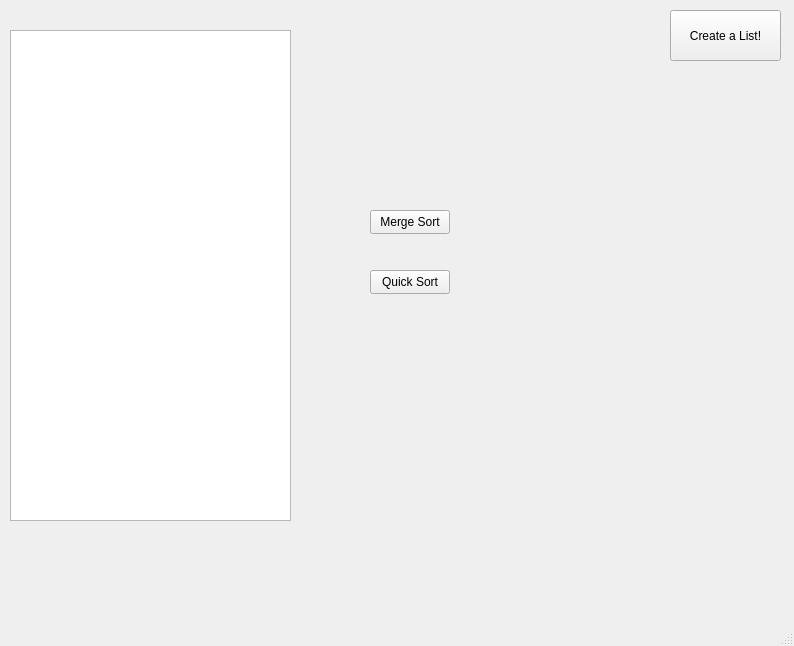
Before: the Qt Designer form cinemania.ui in Sparky626/Cinemania, drawn with Qt 5.
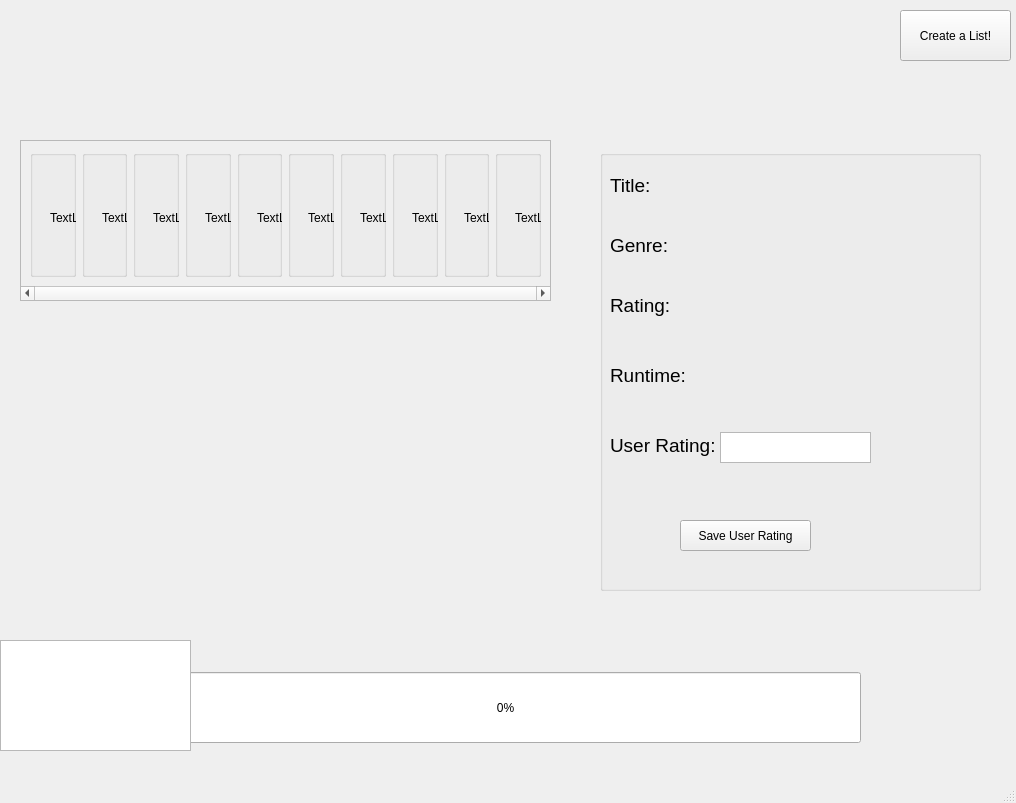
After: the same form once the commit is applied.

Commit message: Touches to the GUI separated create list and main pages

The edit to the form file:
```diff
--- a/cinemania.ui
+++ b/cinemania.ui
@@ -6,18 +6,21 @@
    <rect>
     <x>0</x>
     <y>0</y>
-    <width>794</width>
-    <height>646</height>
+    <width>1016</width>
+    <height>803</height>
    </rect>
   </property>
   <property name="windowTitle">
    <string>CineMania</string>
   </property>
+  <property name="layoutDirection">
+   <enum>Qt::LeftToRight</enum>
+  </property>
   <widget class="QWidget" name="centralwidget">
-   <widget class="QPushButton" name="pushButton">
+   <widget class="QPushButton" name="createListButton">
     <property name="geometry">
      <rect>
-      <x>670</x>
+      <x>900</x>
       <y>10</y>
       <width>111</width>
       <height>51</height>
@@ -27,47 +30,11 @@
      <string>Create a List!</string>
     </property>
    </widget>
-   <widget class="QListWidget" name="listWidget">
+   <widget class="QLabel" name="timer">
     <property name="geometry">
      <rect>
-      <x>10</x>
-      <y>30</y>
-      <width>281</width>
-      <height>491</height>
-     </rect>
-    </property>
-   </widget>
-   <widget class="QPushButton" name="pushButton_2">
-    <property name="geometry">
-     <rect>
-      <x>370</x>
-      <y>210</y>
-      <width>80</width>
-      <height>24</height>
-     </rect>
-    </property>
-    <property name="text">
-     <string>Merge Sort</string>
-    </property>
-   </widget>
-   <widget class="QPushButton" name="pushButton_3">
-    <property name="geometry">
-     <rect>
-      <x>370</x>
-      <y>270</y>
-      <width>80</width>
-      <height>24</height>
-     </rect>
-    </property>
-    <property name="text">
-     <string>Quick Sort</string>
-    </property>
-   </widget>
-   <widget class="QLabel" name="label_2">
-    <property name="geometry">
-     <rect>
-      <x>338</x>
-      <y>105</y>
+      <x>620</x>
+      <y>670</y>
       <width>221</width>
       <height>51</height>
      </rect>
@@ -81,6 +48,488 @@
      <string/>
     </property>
    </widget>
+   <widget class="QLabel" name="logo_label">
+    <property name="geometry">
+     <rect>
+      <x>330</x>
+      <y>0</y>
+      <width>351</width>
+      <height>131</height>
+     </rect>
+    </property>
+    <property name="text">
+     <string/>
+    </property>
+   </widget>
+   <widget class="QProgressBar" name="progressBar">
+    <property name="geometry">
+     <rect>
+      <x>150</x>
+      <y>672</y>
+      <width>711</width>
+      <height>71</height>
+     </rect>
+    </property>
+    <property name="value">
+     <number>0</number>
+    </property>
+   </widget>
+   <widget class="QGroupBox" name="groupBox">
+    <property name="geometry">
+     <rect>
+      <x>600</x>
+      <y>150</y>
+      <width>381</width>
+      <height>441</height>
+     </rect>
+    </property>
+    <property name="title">
+     <string/>
+    </property>
+    <widget class="QLabel" name="titleLabel">
+     <property name="geometry">
+      <rect>
+       <x>10</x>
+       <y>20</y>
+       <width>71</width>
+       <height>31</height>
+      </rect>
+     </property>
+     <property name="font">
+      <font>
+       <pointsize>14</pointsize>
+      </font>
+     </property>
+     <property name="text">
+      <string>Title:</string>
+     </property>
+    </widget>
+    <widget class="QLabel" name="genreLabel">
+     <property name="geometry">
+      <rect>
+       <x>10</x>
+       <y>80</y>
+       <width>71</width>
+       <height>31</height>
+      </rect>
+     </property>
+     <property name="font">
+      <font>
+       <pointsize>14</pointsize>
+      </font>
+     </property>
+     <property name="text">
+      <string>Genre:</string>
+     </property>
+    </widget>
+    <widget class="QLabel" name="ratingLabel">
+     <property name="geometry">
+      <rect>
+       <x>10</x>
+       <y>140</y>
+       <width>71</width>
+       <height>31</height>
+      </rect>
+     </property>
+     <property name="font">
+      <font>
+       <pointsize>14</pointsize>
+      </font>
+     </property>
+     <property name="text">
+      <string>Rating:</string>
+     </property>
+    </widget>
+    <widget class="QLabel" name="runtimeLabel">
+     <property name="geometry">
+      <rect>
+       <x>10</x>
+       <y>210</y>
+       <width>81</width>
+       <height>31</height>
+      </rect>
+     </property>
+     <property name="font">
+      <font>
+       <pointsize>14</pointsize>
+      </font>
+     </property>
+     <property name="text">
+      <string>Runtime:</string>
+     </property>
+    </widget>
+    <widget class="QLabel" name="uratingLabel">
+     <property name="geometry">
+      <rect>
+       <x>10</x>
+       <y>280</y>
+       <width>111</width>
+       <height>31</height>
+      </rect>
+     </property>
+     <property name="font">
+      <font>
+       <pointsize>14</pointsize>
+      </font>
+     </property>
+     <property name="text">
+      <string>User Rating:</string>
+     </property>
+    </widget>
+    <widget class="QLabel" name="titleLabel_2">
+     <property name="geometry">
+      <rect>
+       <x>60</x>
+       <y>10</y>
+       <width>301</width>
+       <height>51</height>
+      </rect>
+     </property>
+     <property name="font">
+      <font>
+       <pointsize>13</pointsize>
+      </font>
+     </property>
+     <property name="text">
+      <string/>
+     </property>
+     <property name="wordWrap">
+      <bool>true</bool>
+     </property>
+    </widget>
+    <widget class="QLabel" name="genreLabel_2">
+     <property name="geometry">
+      <rect>
+       <x>80</x>
+       <y>81</y>
+       <width>181</width>
+       <height>31</height>
+      </rect>
+     </property>
+     <property name="font">
+      <font>
+       <pointsize>13</pointsize>
+      </font>
+     </property>
+     <property name="text">
+      <string/>
+     </property>
+    </widget>
+    <widget class="QLabel" name="ratingLabel_2">
+     <property name="geometry">
+      <rect>
+       <x>80</x>
+       <y>141</y>
+       <width>181</width>
+       <height>31</height>
+      </rect>
+     </property>
+     <property name="font">
+      <font>
+       <pointsize>13</pointsize>
+      </font>
+     </property>
+     <property name="text">
+      <string/>
+     </property>
+    </widget>
+    <widget class="QLabel" name="runtimeLabel_2">
+     <property name="geometry">
+      <rect>
+       <x>100</x>
+       <y>211</y>
+       <width>181</width>
+       <height>31</height>
+      </rect>
+     </property>
+     <property name="font">
+      <font>
+       <pointsize>13</pointsize>
+      </font>
+     </property>
+     <property name="text">
+      <string/>
+     </property>
+    </widget>
+    <widget class="QPushButton" name="pushButton">
+     <property name="geometry">
+      <rect>
+       <x>80</x>
+       <y>370</y>
+       <width>131</width>
+       <height>31</height>
+      </rect>
+     </property>
+     <property name="text">
+      <string>Save User Rating</string>
+     </property>
+    </widget>
+    <widget class="QTextEdit" name="textEdit">
+     <property name="geometry">
+      <rect>
+       <x>120</x>
+       <y>282</y>
+       <width>151</width>
+       <height>31</height>
+      </rect>
+     </property>
+     <property name="font">
+      <font>
+       <pointsize>12</pointsize>
+      </font>
+     </property>
+    </widget>
+   </widget>
+   <widget class="QListWidget" name="listMovieWidget">
+    <property name="geometry">
+     <rect>
+      <x>0</x>
+      <y>640</y>
+      <width>191</width>
+      <height>111</height>
+     </rect>
+    </property>
+    <property name="horizontalScrollBarPolicy">
+     <enum>Qt::ScrollBarAsNeeded</enum>
+    </property>
+    <property name="autoScroll">
+     <bool>true</bool>
+    </property>
+    <property name="flow">
+     <enum>QListView::TopToBottom</enum>
+    </property>
+    <property name="isWrapping" stdset="0">
+     <bool>true</bool>
+    </property>
+   </widget>
+   <widget class="QScrollArea" name="scrollArea">
+    <property name="geometry">
+     <rect>
+      <x>20</x>
+      <y>140</y>
+      <width>531</width>
+      <height>161</height>
+     </rect>
+    </property>
+    <property name="horizontalScrollBarPolicy">
+     <enum>Qt::ScrollBarAlwaysOn</enum>
+    </property>
+    <property name="widgetResizable">
+     <bool>true</bool>
+    </property>
+    <widget class="QWidget" name="scrollAreaWidgetContents">
+     <property name="geometry">
+      <rect>
+       <x>0</x>
+       <y>0</y>
+       <width>892</width>
+       <height>145</height>
+      </rect>
+     </property>
+     <layout class="QHBoxLayout" name="horizontalLayout">
+      <item>
+       <widget class="QGroupBox" name="topActGroupBox1">
+        <property name="title">
+         <string/>
+        </property>
+        <widget class="QLabel" name="topActLabel1">
+         <property name="geometry">
+          <rect>
+           <x>20</x>
+           <y>60</y>
+           <width>49</width>
+           <height>16</height>
+          </rect>
+         </property>
+         <property name="text">
+          <string>TextLabel</string>
+         </property>
+        </widget>
+       </widget>
+      </item>
+      <item>
+       <widget class="QGroupBox" name="topActGroupBox2">
+        <property name="title">
+         <string/>
+        </property>
+        <widget class="QLabel" name="topActLabel2">
+         <property name="geometry">
+          <rect>
+           <x>20</x>
+           <y>60</y>
+           <width>49</width>
+           <height>16</height>
+          </rect>
+         </property>
+         <property name="text">
+          <string>TextLabel</string>
+         </property>
+        </widget>
+       </widget>
+      </item>
+      <item>
+       <widget class="QGroupBox" name="topActGroupBox3">
+        <property name="title">
+         <string/>
+        </property>
+        <widget class="QLabel" name="topActLabel3">
+         <property name="geometry">
+          <rect>
+           <x>20</x>
+           <y>60</y>
+           <width>49</width>
+           <height>16</height>
+          </rect>
+         </property>
+         <property name="text">
+          <string>TextLabel</string>
+         </property>
+        </widget>
+       </widget>
+      </item>
+      <item>
+       <widget class="QGroupBox" name="topActGroupBox4">
+        <property name="title">
+         <string/>
+        </property>
+        <widget class="QLabel" name="topActLabel4">
+         <property name="geometry">
+          <rect>
+           <x>20</x>
+           <y>60</y>
+           <width>49</width>
+           <height>16</height>
+          </rect>
+         </property>
+         <property name="text">
+          <string>TextLabel</string>
+         </property>
+        </widget>
+       </widget>
+      </item>
+      <item>
+       <widget class="QGroupBox" name="topActGroupBox5">
+        <property name="title">
+         <string/>
+        </property>
+        <widget class="QLabel" name="topActLabel5">
+         <property name="geometry">
+          <rect>
+           <x>20</x>
+           <y>60</y>
+           <width>49</width>
+           <height>16</height>
+          </rect>
+         </property>
+         <property name="text">
+          <string>TextLabel</string>
+         </property>
+        </widget>
+       </widget>
+      </item>
+      <item>
+       <widget class="QGroupBox" name="topActGroupBox6">
+        <property name="title">
+         <string/>
+        </property>
+        <widget class="QLabel" name="topActLabel6">
+         <property name="geometry">
+          <rect>
+           <x>20</x>
+           <y>60</y>
+           <width>49</width>
+           <height>16</height>
+          </rect>
+         </property>
+         <property name="text">
+          <string>TextLabel</string>
+         </property>
+        </widget>
+       </widget>
+      </item>
+      <item>
+       <widget class="QGroupBox" name="topActGroupBox7">
+        <property name="title">
+         <string/>
+        </property>
+        <widget class="QLabel" name="topActLabel7">
+         <property name="geometry">
+          <rect>
+           <x>20</x>
+           <y>60</y>
+           <width>49</width>
+           <height>16</height>
+          </rect>
+         </property>
+         <property name="text">
+          <string>TextLabel</string>
+         </property>
+        </widget>
+       </widget>
+      </item>
+      <item>
+       <widget class="QGroupBox" name="topActGroupBox8">
+        <property name="title">
+         <string/>
+        </property>
+        <widget class="QLabel" name="topActLabel8">
+         <property name="geometry">
+          <rect>
+           <x>20</x>
+           <y>60</y>
+           <width>49</width>
+           <height>16</height>
+          </rect>
+         </property>
+         <property name="text">
+          <string>TextLabel</string>
+         </property>
+        </widget>
+       </widget>
+      </item>
+      <item>
+       <widget class="QGroupBox" name="topActGroupBox9">
+        <property name="title">
+         <string/>
+        </property>
+        <widget class="QLabel" name="topActLabel9">
+         <property name="geometry">
+          <rect>
+           <x>20</x>
+           <y>60</y>
+           <width>49</width>
+           <height>16</height>
+          </rect>
+         </property>
+         <property name="text">
+          <string>TextLabel</string>
+         </property>
+        </widget>
+       </widget>
+      </item>
+      <item>
+       <widget class="QGroupBox" name="topActGroupBox10">
+        <property name="title">
+         <string/>
+        </property>
+        <widget class="QLabel" name="topActLabel10">
+         <property name="geometry">
+          <rect>
+           <x>20</x>
+           <y>60</y>
+           <width>49</width>
+           <height>16</height>
+          </rect>
+         </property>
+         <property name="text">
+          <string>TextLabel</string>
+         </property>
+        </widget>
+       </widget>
+      </item>
+     </layout>
+    </widget>
+   </widget>
   </widget>
   <widget class="QMenuBar" name="menubar">
    <property name="geometry">
```
Left out of the diff: 2 changed lines with no effect on the pictures. The commit also changes 195 other files.
